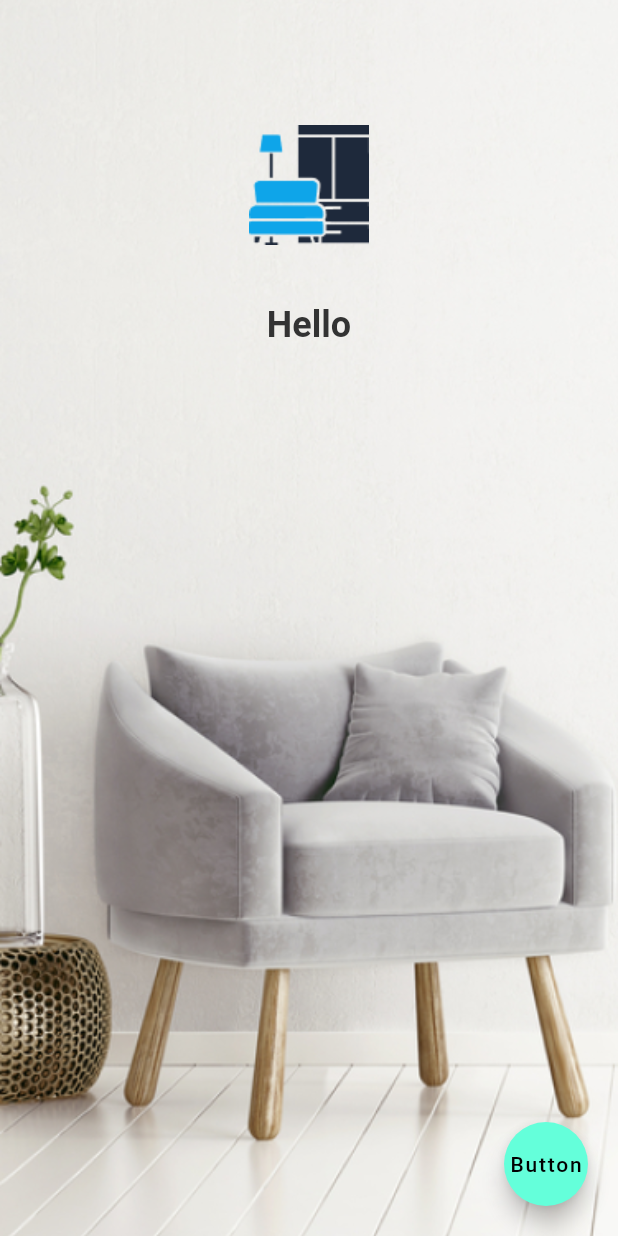
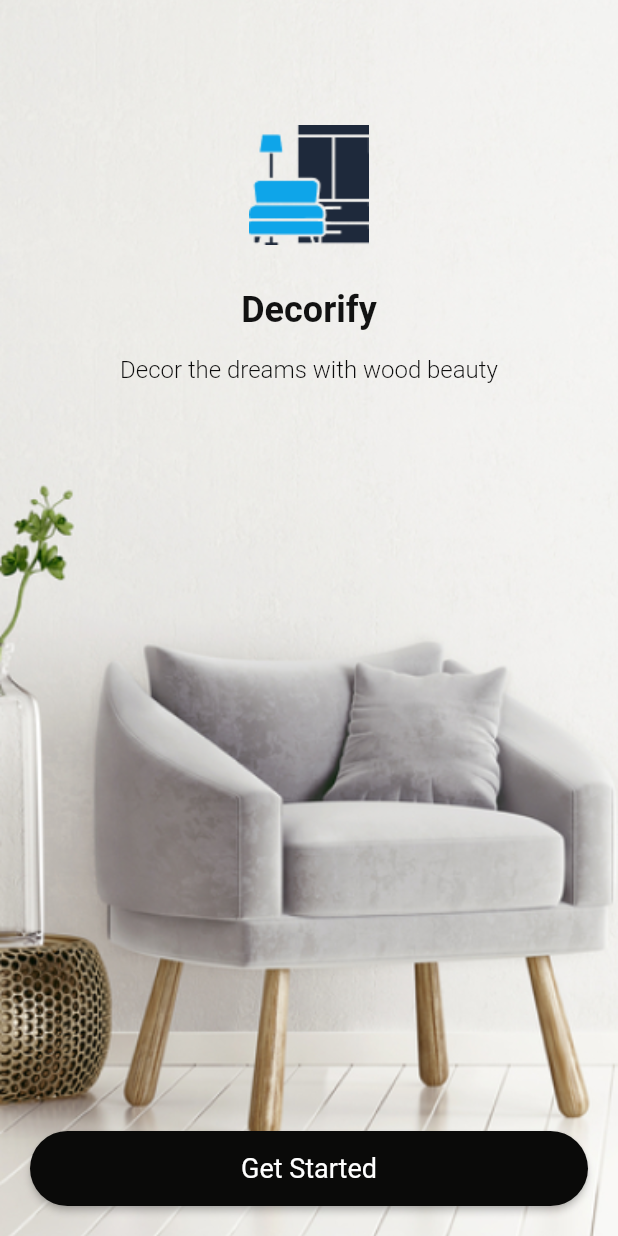
Before and after one commit to wasitmirani/decorify-flutter-app, a Flutter app: the screen it shows after launch, on a phone screen of 412 x 824 dp. Run offline on Flutter 3.47's test engine with Material 2 defaults, Android fonts, the phone set to English and light mode, and no system bars.

Commit message:
add welcome screen

```diff
--- a/lib/screens/home/welcome.dart
+++ b/lib/screens/home/welcome.dart
@@ -1,4 +1,6 @@
 import 'package:decorify/utils/constants.dart';
+import 'package:decorify/widgets/heading_widget.dart';
+import 'package:decorify/widgets/primary_button.dart';
 import 'package:flutter/material.dart';
 
 class WelcomeScreen extends StatefulWidget {
@@ -62,31 +64,34 @@ class _WelcomeScreenState extends State<WelcomeScreen> {
                             0.2, // 20% of screen width
                       ),
                     ),
-                    const SizedBox(height: 30),
-                    const Padding(
+                    const SizedBox(height: 20),
+                    Padding(
+                      // ignore: prefer_const_constructors
                       padding: EdgeInsets.all(8.0),
+                      child: headingWidget(app_name.toString()),
+                    ),
+                    Padding(
+                      padding: const EdgeInsets.all(8),
                       child: Positioned(
-                        top: 20,
-                        left: 20,
-                        child: Text(
-                          'Hello',
-                          style: heading_text_style,
-                        ),
-                      ),
+                          child: Text(app_message.toString(),
+                              style: sub_heading_text_style)),
                     ),
                   ],
                 ),
               ),
             ),
 
-            Positioned(
-              bottom: 20,
-              right: 20,
-              child: FloatingActionButton(
-                onPressed: () {
-                  // Perform actions when the button is pressed
-                },
-                child: const Text('Button'),
+            Padding(
+              padding: const EdgeInsets.all(20.0),
+              child: Align(
+                alignment: Alignment.bottomCenter,
+                child: PrimaryButton(
+                  text: 'Get Started',
+                  onPressed: () {
+                    // Handle button press
+                    print('Button pressed!');
+                  },
+                ),
               ),
             ),
             // Add more widgets as needed
--- a/lib/utils/constants.dart
+++ b/lib/utils/constants.dart
@@ -4,8 +4,23 @@ import 'app_colors.dart';
 
 // ignore: constant_identifier_names
 const TextStyle heading_text_style = TextStyle(
-    fontSize: 24,
-    fontWeight: FontWeight.bold,
-    color: AppColors.textColor,
-    // Add more properties as needed
-  );
+  fontSize: 24,
+  fontWeight: FontWeight.bold,
+  color: Color.fromARGB(255, 18, 18, 18),
+  // Add more properties as needed
+);
+
+// ignore: constant_identifier_names
+const TextStyle sub_heading_text_style = TextStyle(
+  fontSize: 16,
+  fontWeight: FontWeight.w300,
+  color: Color.fromARGB(255, 12, 12, 12),
+  // Add more properties as needed
+);
+
+// ignore: constant_identifier_names
+const app_name = "Decorify";
+const app_message = "Decor the dreams with wood beauty";
+
+// ignore: constant_identifier_names
+const button_primary_color = 0xFF0a0a09;
--- /dev/null
+++ b/lib/widgets/heading_widget.dart
@@ -0,0 +1,13 @@
+import 'package:decorify/utils/constants.dart';
+import 'package:flutter/material.dart';
+
+Widget headingWidget(heading) {
+  return Positioned(
+    top: 20,
+    left: 20,
+    child: Text(
+      heading.toString(),
+      style: heading_text_style,
+    ),
+  );
+}
--- /dev/null
+++ b/lib/widgets/primary_button.dart
@@ -0,0 +1,33 @@
+import 'package:decorify/utils/constants.dart';
+import 'package:flutter/material.dart';
+
+class PrimaryButton extends StatelessWidget {
+  //  PrimaryButton({super.key});
+  final String text;
+  final VoidCallback onPressed;
+
+  const PrimaryButton({super.key, required this.text, required this.onPressed});
+
+  @override
+  @override
+  Widget build(BuildContext context) {
+    return SizedBox(
+      width: MediaQuery.of(context).size.width,
+      height: 50,
+      child: ElevatedButton(
+        onPressed: onPressed,
+        style: ElevatedButton.styleFrom(
+          shape: const StadiumBorder(),
+          backgroundColor: const Color(button_primary_color),
+        ),
+        child: Text(
+          text,
+          style: const TextStyle(
+            fontSize: 18,
+            fontWeight: FontWeight.w400,
+          ),
+        ),
+      ),
+    );
+  }
+}
```
Also changed, not shown: lib/widgets/subheading_widget.dart (added), 1 other file.
